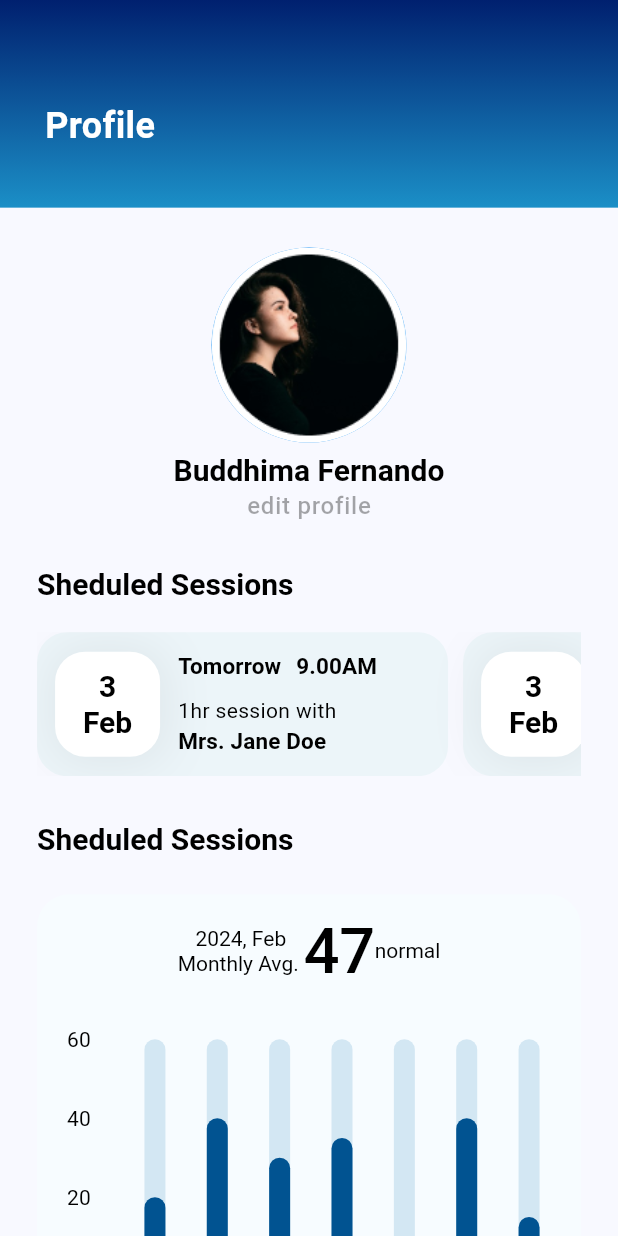
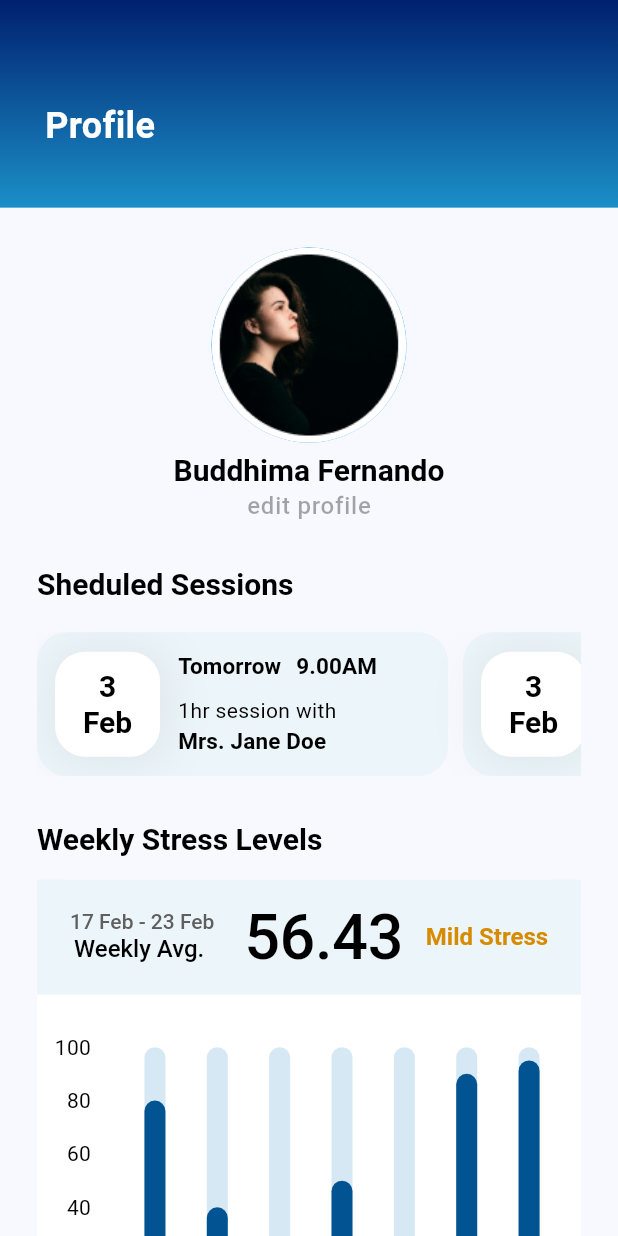
Before and after one commit to Team-CURLYBRACES/SoulNest, a Flutter app: the ProfilePage screen opened by its route, on a phone screen of 412 x 824 dp. Run offline on Flutter 3.47's test engine with Material 3 defaults, Android fonts, the phone set to English and light mode, and no system bars; drawn by our look-alikes of fl_chart; our stand-ins replace flutter_svg; missing offline and left inert: date_time_picker_widget, dialog_flowtter; Roboto replaces fonts that are missing (Poppins).

Commit message:
adding graph and messages

```diff
--- a/lib/main.dart
+++ b/lib/main.dart
@@ -3,9 +3,11 @@ import 'package:provider/provider.dart';
 import 'package:soulnest/data/data.dart';
 import 'package:soulnest/presentation/screens/counselor_profile_screen/counselor_profile.dart';
 import 'package:soulnest/presentation/screens/home_screen/home_screen.dart';
+import 'package:soulnest/presentation/screens/interests_screen/signup_interests.dart';
 import 'package:soulnest/presentation/screens/login_screen/login_screen.dart';
 import 'package:soulnest/presentation/screens/profile_screen/profile_screen.dart';
 import 'package:soulnest/presentation/screens/sign_up_screen/sign_up_screen.dart';
+import 'package:soulnest/presentation/screens/splash_screen/splash_screen.dart';
 import 'package:soulnest/presentation/screens/therapy_exercises_screen/therapy_exercises_screen.dart';
 import 'package:soulnest/presentation/theme/text_theme.dart';
 
@@ -41,7 +43,7 @@ class _AppState extends State<App> {
             backgroundColor: Color.fromRGBO(0, 83, 145, 1),
           ),
         ),
-        initialRoute: "/login",
+        initialRoute: "/splash_screen",
         routes: {
           "/home": (context) => const HomeScreen(),
           "/login": (context) => const LoginScreen(),
@@ -49,6 +51,8 @@ class _AppState extends State<App> {
           "/counselor-profile": (context) => const CounselorProfile(),
           "/user-profile": (context) => const ProfilePage(),
           "/therapy-exercises": (context) => const TherapyExercisesPage(),
+          "/splash_screen": (context) => const SplashScreen(),
+          "/signup_interests": (context) => const SignUp_Interests(),
         },
       ),
     );
--- a/lib/presentation/screens/home_screen/widgets/home_active_minutes.dart
+++ b/lib/presentation/screens/home_screen/widgets/home_active_minutes.dart
@@ -29,7 +29,7 @@ class _ActiveMinutesState extends State<ActiveMinutes> {
         children: [
           Align(
             alignment: Alignment.topLeft,
-            child: Text("Active Minutes",
+            child: Text("Weekly Stress Level",
                 style: Theme.of(context).textTheme.displaySmall),
           ),
           Container(
@@ -37,7 +37,7 @@ class _ActiveMinutesState extends State<ActiveMinutes> {
             decoration: BoxDecoration(
               borderRadius: BorderRadius.circular(10),
             ),
-            height: 180,
+            height: 200,
             child: BarGraph(
               weeklySummary: weeklySummary,
             ),
--- a/lib/presentation/screens/home_screen/widgets/home_bar_graph/home_bar_graph.dart
+++ b/lib/presentation/screens/home_screen/widgets/home_bar_graph/home_bar_graph.dart
@@ -21,7 +21,7 @@ class BarGraph extends StatelessWidget {
     bardData.inisializedBarData();
     return BarChart(
       BarChartData(
-        maxY: 60,
+        maxY: 100,
         minY: 0,
         gridData: const FlGridData(show: false),
         borderData: FlBorderData(show: false),
@@ -45,7 +45,7 @@ class BarGraph extends StatelessWidget {
                   width: 14,
                   backDrawRodData: BackgroundBarChartRodData(
                     show: true,
-                    toY: 60,
+                    toY: 105,
                     color: const Color.fromARGB(156, 188, 217, 235),
                   ),
                 ),
--- a/lib/presentation/screens/profile_screen/profile_screen.dart
+++ b/lib/presentation/screens/profile_screen/profile_screen.dart
@@ -27,9 +27,10 @@ class ProfilePage extends StatelessWidget {
               SizedBox(
                 height: 30,
               ),
-              StressOverView()
+              StressOverView(),
             ],
-          ))
+           )
+          )
         ],
       ),
     );
--- a/lib/presentation/screens/profile_screen/widgets/profile_screen_stress_overview.dart
+++ b/lib/presentation/screens/profile_screen/widgets/profile_screen_stress_overview.dart
@@ -1,6 +1,7 @@
 import 'package:flutter/material.dart';
 import 'package:soulnest/presentation/screens/home_screen/widgets/home_bar_graph/home_bar_graph.dart';
-import 'package:soulnest/presentation/screens/profile_screen/widgets/pieChartData.dart';
+//import 'package:soulnest/presentation/screens/profile_screen/widgets/pieChartData.dart';
+import 'package:soulnest/presentation/screens/profile_screen/widgets/stress_message.dart';
 
 class StressOverView extends StatelessWidget {
   const StressOverView({super.key});
@@ -8,14 +9,33 @@ class StressOverView extends StatelessWidget {
   @override
   Widget build(BuildContext context) {
     List<double> weeklySummary = [
+      80,
+      40,
       20,
-      40,
-      30,
-      35,
-      6,
-      40,
-      15,
+      50,
+      20,
+      90,
+      95,
     ];
+
+        // Calculate average weekly stress
+    double averageWeeklyStress = weeklySummary.reduce((a, b) => a + b) / weeklySummary.length;
+
+    // Determine stress level
+    String stressLevel;
+    Color stressColor ;
+
+    if (averageWeeklyStress < 50) {
+      stressLevel = 'Normal';
+      stressColor = const Color.fromARGB(255, 13, 97, 15);
+    } else if (averageWeeklyStress >= 50 && averageWeeklyStress < 70) {
+      stressLevel = 'Mild Stress';
+      stressColor = const Color.fromARGB(255, 214, 139, 0);
+    } else {
+      stressLevel = 'High Stress';
+      stressColor = const Color.fromARGB(189, 176, 0, 0);
+    }
+
     Size size = MediaQuery.of(context).size;
 
     return Padding(
@@ -25,25 +45,27 @@ class StressOverView extends StatelessWidget {
           Align(
             alignment: Alignment.centerLeft,
             child: Text(
-              "Sheduled Sessions",
+              "Weekly Stress Levels",
               style: Theme.of(context).textTheme.displaySmall?.copyWith(
                     fontWeight: FontWeight.w600,
                   ),
             ),
           ),
           SizedBox(
-            height: size.height * 0.03,
+            height: 15,
           ),
           Container(
             width: size.width * 0.88,
             height: size.height * 0.543,
             decoration: BoxDecoration(
               borderRadius: BorderRadius.circular(21.567569732666016),
-              color: const Color.fromRGBO(247, 252, 255, 1),
+              color: const Color.fromARGB(255, 255, 255, 255),
             ),
             child: Column(
               children: [
-                Padding(
+                Container(
+                  color: const Color.fromRGBO(236, 245, 249, 1),
+                  child: Padding(
                     padding: EdgeInsets.symmetric(vertical: size.height * 0.018),
                     child: Row(
                       mainAxisAlignment: MainAxisAlignment.center,
@@ -51,31 +73,35 @@ class StressOverView extends StatelessWidget {
                         Column(
                           children: [
                             Text(
-                            "2024, Feb",
+                              "17 Feb - 23 Feb",
                               style: Theme.of(context)
                                   .textTheme
                                   .displaySmall
                                   ?.copyWith(
                                     fontSize: 14,
-                                  fontWeight: FontWeight.w400,
+                                    fontWeight: FontWeight.w500,
+                                    color: Color.fromARGB(255, 95, 95, 95),
                                   ),
                             ),
                             Text(
-                            "Monthly Avg. ",
+                              "Weekly Avg. ",
                               style: Theme.of(context)
                                   .textTheme
                                   .displaySmall
                                   ?.copyWith(
-                                  fontSize: 14,
-                                  fontWeight: FontWeight.w400,
+                                    fontSize: 16,
+                                    fontWeight: FontWeight.w500,
                                   ),
                             ),
                           ],
                         ),
+                        const SizedBox(
+                          width: 20,
+                        ),
                         Row(
                           children: [
                             Text(
-                            "47",
+                              averageWeeklyStress.toStringAsFixed(2), // Display average weekly stress,
                               style: Theme.of(context)
                                   .textTheme
                                   .displayLarge
@@ -84,14 +110,18 @@ class StressOverView extends StatelessWidget {
                                     fontWeight: FontWeight.w500,
                                   ),
                             ),
+                            const SizedBox(
+                              width: 15,
+                            ),
                             Text(
-                            "normal",
+                              stressLevel,
                               style: Theme.of(context)
                                   .textTheme
                                   .displaySmall
                                   ?.copyWith(
-                                  fontSize: 14,
-                                  fontWeight: FontWeight.w400,
+                                    fontSize: 16,
+                                    fontWeight: FontWeight.w600,
+                                    color: stressColor,
                                   ),
                             ),
                           ],
@@ -99,21 +129,47 @@ class StressOverView extends StatelessWidget {
                       ],
                     ),
                   ),
+                ),
+                SizedBox(
+                  height: 15,
+                ),
                 Container(
                   margin: const EdgeInsets.only(top: 20),
                   decoration: BoxDecoration(
-                    color: const Color.fromRGBO(247, 252, 255, 1),
+                    color: Color.fromARGB(255, 255, 255, 255),
                     borderRadius: BorderRadius.circular(10),
                   ),
                   padding: const EdgeInsets.all(0),
-                  height: 180,
+                  height: 200,
                   child: BarGraph(
                     weeklySummary: weeklySummary,
                   ),
                 ),
-                const Padding(
-                  padding: EdgeInsets.symmetric(horizontal: 30),
-                  child: PieChartGraph(),
+                // const Padding(
+                //   padding: EdgeInsets.symmetric(horizontal: 30),
+                //   child: PieChartGraph(),
+                // ),
+                const SizedBox(
+                  height: 20,
+                ),
+                StressMessageBox(
+                  stressLevel: stressLevel,
+                  onTap: () {
+                    // Navigate to the relevant page based on the stress level
+                    switch (stressLevel) {
+                      case 'Normal':
+                        Navigator.pushNamed(context, '/chatbot_screen.dart');
+                        break;
+                      case 'Mild Stress':
+                        Navigator.pushNamed(context, '/therapy_exercises_screen');
+                        break;
+                      case 'High Stress':
+                        Navigator.pushNamed(context, '/counselor_profile_screen');
+                        break;
+                      default:
+                        break;
+                    }
+                  },
                 ),
               ],
             ),
--- a/lib/presentation/screens/splash_screen/splash_screen.dart
+++ b/lib/presentation/screens/splash_screen/splash_screen.dart
@@ -17,9 +17,9 @@ class _SplashScreenState extends State<SplashScreen>
     super.initState();
     SystemChrome.setEnabledSystemUIMode(SystemUiMode.immersive);
 
-    Future.delayed(Duration(seconds: 2), () {
+    Future.delayed(const Duration(seconds: 2), () {
       Navigator.of(context).pushReplacement(MaterialPageRoute(
-        builder: (_) =>  LoginScreen(),
+        builder: (_) =>  const LoginScreen(),
       ));
     });
   }
@@ -37,7 +37,7 @@ class _SplashScreenState extends State<SplashScreen>
       body: Container(
           decoration: const BoxDecoration(color: Colors.white),
           child: Center(
-            child: Image.asset('assets/logo.png'),
+            child: Image.asset('assets/logos/logo.png'),
           )),
     );
   }
```
Also changed, not shown: lib/presentation/screens/profile_screen/widgets/stress_message.dart (added, +52 -0 lines), assets/logos/logo.png (added). Lines whose indentation alone changed are shown as unchanged.
